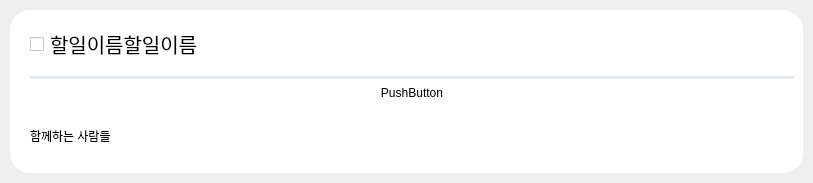
The window that main_code/front/ui/todo_list.ui (guaba98/TeamCollaborationTool) describes before a commit, drawn with Qt 5.
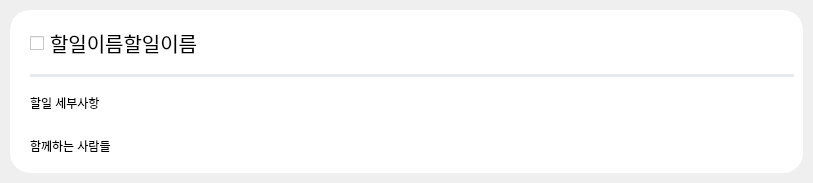
The same window after the commit. Icons and pictures are not drawn.

```diff
--- a/main_code/front/ui/todo_list.ui
+++ b/main_code/front/ui/todo_list.ui
@@ -119,9 +119,9 @@
        </widget>
       </item>
       <item>
-       <widget class="QPushButton" name="pushButton">
+       <widget class="QLabel" name="label">
         <property name="text">
-         <string>PushButton</string>
+         <string>할일 세부사항</string>
         </property>
        </widget>
       </item>
```
